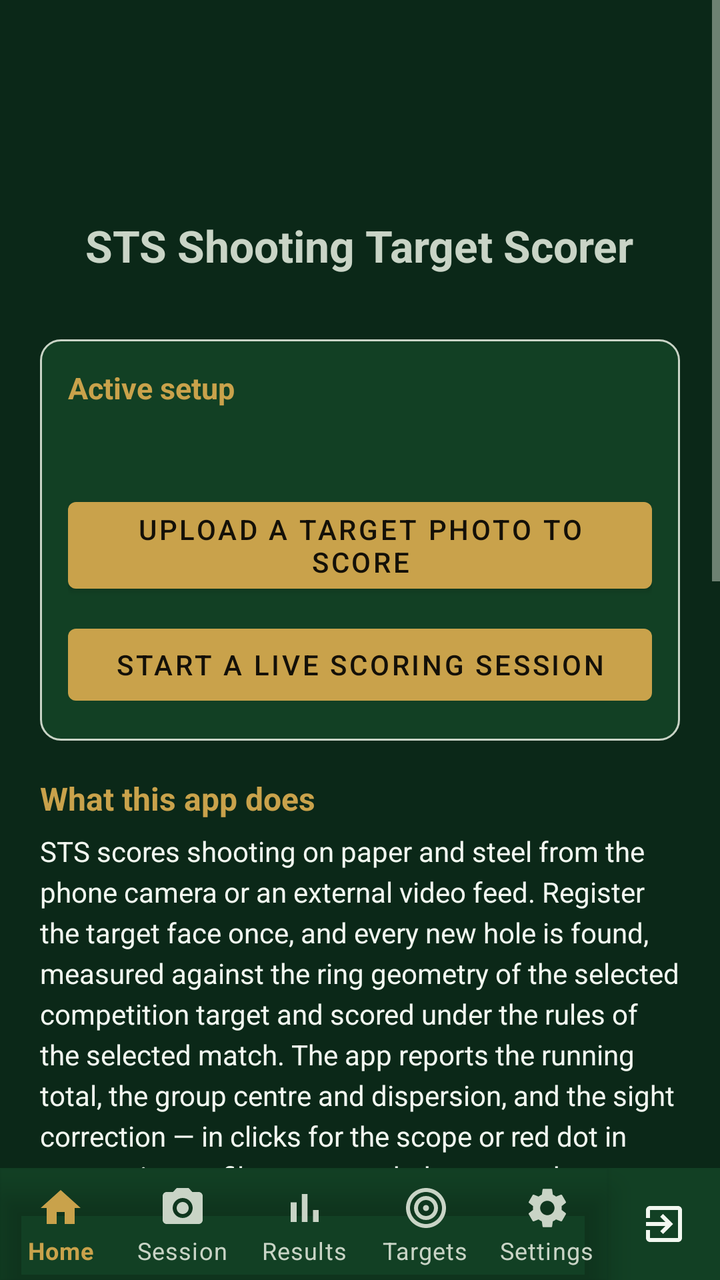
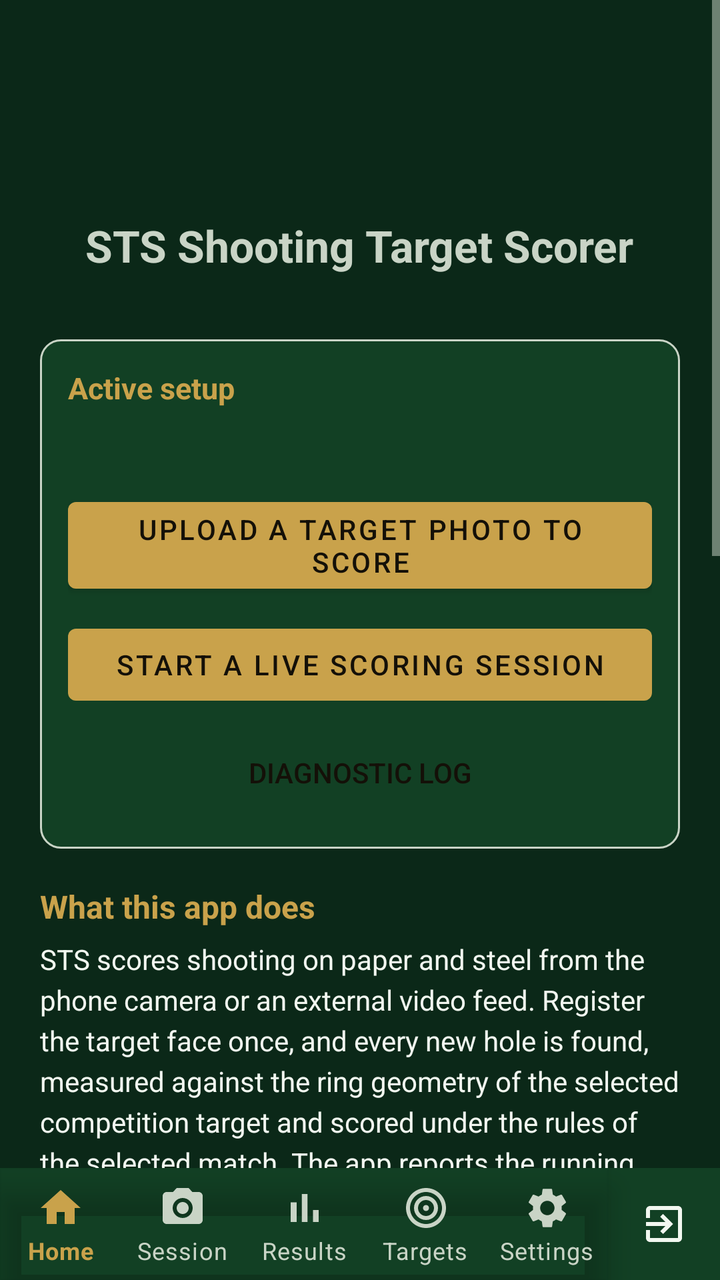

Screens rendered from an Android XML layout before and after an edit, with the pre-edit source and the edit as a unified diff.
<!-- AndroidManifest.xml: application theme Theme.STS -->
<!-- res/layout/activity_main.xml -->
<?xml version="1.0" encoding="utf-8"?>
<LinearLayout xmlns:android="http://schemas.android.com/apk/res/android"
    android:layout_width="match_parent"
    android:layout_height="match_parent"
    android:orientation="vertical">

    <ScrollView
        android:layout_width="match_parent"
        android:layout_height="0dp"
        android:layout_weight="1">

        <LinearLayout
            android:layout_width="match_parent"
            android:layout_height="wrap_content"
            android:orientation="vertical"
            android:padding="20dp"
            android:gravity="center_horizontal">

            <ImageView
                android:layout_width="80dp"
                android:layout_height="80dp"
                android:layout_marginBottom="8dp"
                android:src="@mipmap/ic_launcher"
                android:contentDescription="@string/app_name" />

            <TextView
                android:layout_width="wrap_content"
                android:layout_height="wrap_content"
                android:text="@string/app_name"
                android:textSize="22sp"
                android:textStyle="bold" />

            <TextView
                android:id="@+id/tvVersion"
                android:layout_width="wrap_content"
                android:layout_height="wrap_content"
                android:textSize="12sp"
                android:layout_marginBottom="16dp" />

            
            <LinearLayout
                android:layout_width="match_parent"
                android:layout_height="wrap_content"
                android:orientation="vertical"
                android:background="@drawable/bg_card"
                android:padding="14dp">

                <TextView
                    android:layout_width="match_parent"
                    android:layout_height="wrap_content"
                    android:text="Active setup"
                    android:textSize="15sp"
                    android:textStyle="bold"
                    android:textColor="?attr/colorAccent" />

                <TextView
                    android:id="@+id/tvSetup"
                    style="@style/Sts.Value"
                    android:layout_marginTop="8dp"
                    android:lineSpacingExtra="3dp" />

                
                <Button
                    android:id="@+id/btnImport"
                    android:layout_width="match_parent"
                    android:layout_height="wrap_content"
                    android:layout_marginTop="14dp"
                    android:text="Upload a target photo to score" />

                <Button
                    android:id="@+id/btnStart"
                    android:layout_width="match_parent"
                    android:layout_height="wrap_content"
                    android:layout_marginTop="8dp"
                    android:text="Start a live scoring session" />

                <Button
                    android:id="@+id/btnResume"
                    android:layout_width="match_parent"
                    android:layout_height="wrap_content"
                    android:layout_marginTop="6dp"
                    android:visibility="gone"
                    style="?android:attr/borderlessButtonStyle"
                    android:text="Resume the session in progress" />
            </LinearLayout>

            <TextView
                style="@style/Sts.SectionHeading"
                android:text="What this app does" />

            <TextView
                android:layout_width="match_parent"
                android:layout_height="wrap_content"
                android:textSize="14sp"
                android:lineSpacingExtra="4dp"
                android:textColor="?android:attr/textColorPrimary"
                android:text="@string/about_app_description" />

            <TextView
                android:layout_width="match_parent"
                android:layout_height="wrap_content"
                android:layout_marginTop="10dp"
                android:textSize="14sp"
                android:lineSpacingExtra="4dp"
                android:textColor="?android:attr/textColorSecondary"
                android:text="@string/about_disciplines" />

            <TextView
                style="@style/Sts.SectionHeading"
                android:text="Before you rely on a score" />

            <TextView
                android:layout_width="match_parent"
                android:layout_height="wrap_content"
                android:textSize="13sp"
                android:lineSpacingExtra="3dp"
                android:textColor="?android:attr/textColorSecondary"
                android:text="@string/disclaimer_scoring" />

            <TextView
                android:layout_width="match_parent"
                android:layout_height="wrap_content"
                android:layout_marginTop="10dp"
                android:textSize="13sp"
                android:lineSpacingExtra="3dp"
                android:textColor="?android:attr/textColorSecondary"
                android:text="@string/safety_notice" />

            <TextView
                style="@style/Sts.SectionHeading"
                android:text="@string/about_developer_heading" />

            <TextView
                android:layout_width="match_parent"
                android:layout_height="wrap_content"
                android:textSize="14sp"
                android:lineSpacingExtra="4dp"
                android:textColor="?android:attr/textColorPrimary"
                android:text="@string/about_developer_description" />

            <TextView
                android:layout_width="wrap_content"
                android:layout_height="wrap_content"
                android:layout_marginTop="16dp"
                android:textSize="13sp"
                android:text="developed by Dr Artur Krukowski" />

            <TextView
                android:id="@+id/tvClaudeCredit"
                android:layout_width="wrap_content"
                android:layout_height="wrap_content"
                android:textSize="13sp"
                android:layout_marginTop="2dp"
                android:layout_marginBottom="8dp" />

        </LinearLayout>
    </ScrollView>

    <include layout="@layout/include_bottom_nav" />

</LinearLayout>
<!-- res/layout/include_bottom_nav.xml (included above) -->
<?xml version="1.0" encoding="utf-8"?>
<LinearLayout xmlns:android="http://schemas.android.com/apk/res/android"
    xmlns:app="http://schemas.android.com/apk/res-auto"
    android:layout_width="match_parent"
    android:layout_height="wrap_content"
    android:orientation="horizontal"
    android:background="?attr/colorSurface">

    <com.google.android.material.bottomnavigation.BottomNavigationView
        android:id="@+id/bottomNav"
        android:layout_width="0dp"
        android:layout_weight="1"
        android:layout_height="wrap_content"
        android:background="@android:color/transparent"
        app:itemIconTint="@color/bottom_nav_item"
        app:itemTextColor="@color/bottom_nav_item"
        app:labelVisibilityMode="labeled"
        app:menu="@menu/bottom_nav_menu" />

    <LinearLayout
        android:id="@+id/btnExit"
        android:layout_width="56dp"
        android:layout_height="match_parent"
        android:orientation="vertical"
        android:gravity="center"
        android:background="?attr/selectableItemBackgroundBorderless"
        android:contentDescription="@string/nav_exit">

        
        <ImageView
            android:layout_width="24dp"
            android:layout_height="24dp"
            android:src="@drawable/ic_nav_exit"
            app:tint="?android:attr/textColorPrimary"
            android:importantForAccessibility="no" />
    </LinearLayout>
</LinearLayout>
<!-- resources referenced by this layout -->
<resources>
  <!-- drawable bg_card (drawable) -->
  <?xml version="1.0" encoding="utf-8"?>
  <shape xmlns:android="http://schemas.android.com/apk/res/android" android:shape="rectangle">
      <solid android:color="?attr/colorSurface" />
      <corners android:radius="10dp" />
      <stroke android:width="1dp" android:color="?android:attr/textColorTertiary" />
  </shape>
  <!-- mipmap ic_launcher (mipmap-anydpi-v26) -->
  <?xml version="1.0" encoding="utf-8"?>
  <adaptive-icon xmlns:android="http://schemas.android.com/apk/res/android">
      <background android:drawable="@drawable/ic_launcher_background" />
      <foreground android:drawable="@mipmap/ic_launcher_foreground" />
      <monochrome android:drawable="@mipmap/ic_launcher_monochrome" />
  </adaptive-icon>
  <string name="about_app_description">STS scores shooting on paper and steel from the phone camera or an external
          video feed. Register the target face once, and every new hole is found, measured against the ring geometry of
          the selected competition target and scored under the rules of the selected match. The app reports the running
          total, the group centre and dispersion, and the sight correction — in clicks for the scope or red dot in your
          active profile set — needed to move the group onto the point of aim.</string>
  <string name="about_developer_description">STS is developed by Dr Artur Krukowski, alongside VTB Vapor-Trail
          Ballistics. Both apps share a design principle: the physics and the rules are written down explicitly in the
          source, with their assumptions stated, so a shooter can see exactly why the app produced the number it did.</string>
  <string name="about_developer_heading">About the developer</string>
  <string name="about_disciplines">Air rifle and air pistol at 10 m, rimfire rifle and pistol at 25 m and 50 m,
          and centrefire rifle in .223, .308 and similar chamberings out to 1000 yards.</string>
  <string name="app_name">STS Shooting Target Scorer</string>
  <string name="disclaimer_scoring">STS is a training and practice aid. Official match results are determined by the
          appointed jury under the current rulebook of the governing body. Ring dimensions and rule parameters shipped
          with the app are nominal published figures and are editable — verify them against the rulebook in force for
          your competition.</string>
  <string name="nav_exit">Exit</string>
  <string name="safety_notice">Operate the app only from behind the firing line, with the firearm made safe and the
          range in a condition permitted by the range officer. Never handle a phone and a loaded firearm at the same
          time.</string>
  <style name="Sts.Value" parent="">
          <item name="android:layout_width">match_parent</item>
          <item name="android:layout_height">wrap_content</item>
          <item name="android:textSize">14sp</item>
      </style>
  <style name="Theme.STS" parent="Theme.STS.Dark" />
  <!-- drawable ic_launcher_background (drawable) -->
  <vector xmlns:android="http://schemas.android.com/apk/res/android"
      android:width="108dp" android:height="108dp"
      android:viewportWidth="108" android:viewportHeight="108">
      <path android:fillColor="@color/icon_background" android:pathData="M0,0h108v108h-108z" />
  </vector>
  <color name="icon_background">#2E4034</color>
  <style name="Theme.STS.Base" parent="Theme.MaterialComponents.NoActionBar">
          <item name="android:statusBarColor">@color/dark_bg</item>
      </style>
  <color name="dark_bg">#0B2818</color>
  <color name="dark_surface">#124024</color>
  <color name="dark_accent">#C9A24B</color>
  <color name="dark_on_accent">#141008</color>
  <color name="dark_text">#F2F7F0</color>
  <color name="dark_text_dim">#C9D4C6</color>
  <!-- unchanged entries left out for length: 3 -->
</resources>

<!-- the commit's change to res/layout/activity_main.xml (unified diff, before → after) -->
@@ -73,6 +73,14 @@
                     android:layout_height="wrap_content"
                     android:layout_marginTop="8dp"
                     android:text="Start a live scoring session" />
+
+                <Button
+                    android:id="@+id/btnLog"
+                    android:layout_width="match_parent"
+                    android:layout_height="wrap_content"
+                    android:layout_marginTop="6dp"
+                    style="?android:attr/borderlessButtonStyle"
+                    android:text="Diagnostic log" />
 
                 <Button
                     android:id="@+id/btnResume"
